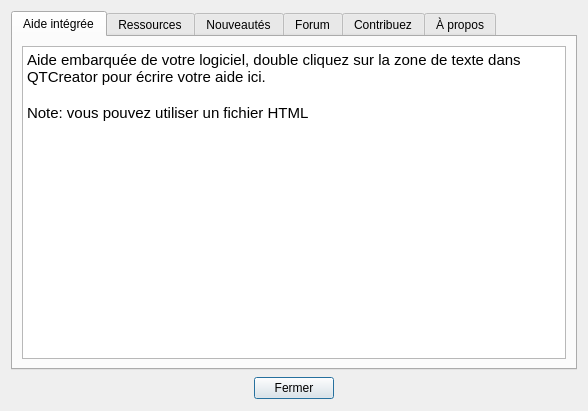
First picture: the form in abuleduaproposv0.ui, repository Txikilinux/leterrier-calculment, before the edit.
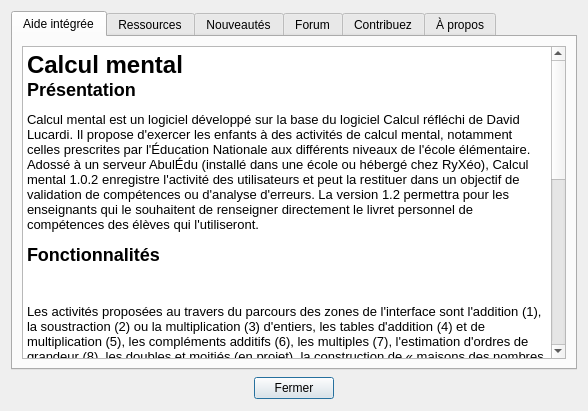
Second picture: the form after the edit. Icons and pictures are not drawn.

Commit message: Ecriture de l'aide intégrée

```diff
--- a/abuleduaproposv0.ui
+++ b/abuleduaproposv0.ui
@@ -45,9 +45,23 @@
 &lt;table border=&quot;0&quot; style=&quot;-qt-table-type: root; margin-top:4px; margin-bottom:4px; margin-left:4px; margin-right:4px;&quot;&gt;
 &lt;tr&gt;
 &lt;td style=&quot;border: none;&quot;&gt;
-&lt;p style=&quot; margin-top:0px; margin-bottom:0px; margin-left:0px; margin-right:0px; -qt-block-indent:0; text-indent:0px;&quot;&gt;&lt;span style=&quot; font-family:'DejaVu Sans'; font-size:11pt;&quot;&gt;Aide embarquée de votre logiciel, double cliquez sur la zone de texte dans QTCreator pour écrire votre aide ici.&lt;/span&gt;&lt;/p&gt;
-&lt;p style=&quot;-qt-paragraph-type:empty; margin-top:0px; margin-bottom:0px; margin-left:0px; margin-right:0px; -qt-block-indent:0; text-indent:0px; font-family:'DejaVu Sans'; font-size:11pt;&quot;&gt;&lt;/p&gt;
-&lt;p style=&quot; margin-top:0px; margin-bottom:0px; margin-left:0px; margin-right:0px; -qt-block-indent:0; text-indent:0px;&quot;&gt;&lt;span style=&quot; font-family:'DejaVu Sans'; font-size:11pt;&quot;&gt;Note: vous pouvez utiliser un fichier HTML&lt;/span&gt;&lt;/p&gt;&lt;/td&gt;&lt;/tr&gt;&lt;/table&gt;&lt;/body&gt;&lt;/html&gt;</string>
+&lt;p style=&quot; margin-top:0px; margin-bottom:0px; margin-left:0px; margin-right:0px; -qt-block-indent:0; text-indent:0px;&quot;&gt;&lt;a name=&quot;calcul_mental&quot;&gt;&lt;/a&gt;&lt;span style=&quot; font-size:xx-large; font-weight:600;&quot;&gt;C&lt;/span&gt;&lt;span style=&quot; font-size:xx-large; font-weight:600;&quot;&gt;alcul mental&lt;/span&gt;&lt;/p&gt;
+&lt;p style=&quot; margin-top:0px; margin-bottom:0px; margin-left:0px; margin-right:0px; -qt-block-indent:0; text-indent:0px;&quot;&gt;&lt;a name=&quot;presentation&quot;&gt;&lt;/a&gt;&lt;span style=&quot; font-size:x-large; font-weight:600;&quot;&gt;P&lt;/span&gt;&lt;span style=&quot; font-size:x-large; font-weight:600;&quot;&gt;résentation&lt;/span&gt;&lt;/p&gt;
+&lt;p style=&quot; margin-top:12px; margin-bottom:12px; margin-left:0px; margin-right:0px; -qt-block-indent:0; text-indent:0px;&quot;&gt;Calcul mental est un logiciel développé sur la base du logiciel Calcul réfléchi de David Lucardi. Il propose d'exercer les enfants à des activités de calcul mental, notamment celles prescrites par l'Éducation Nationale aux différents niveaux de l'école élémentaire. Adossé à un serveur AbulÉdu (installé dans une école ou hébergé chez RyXéo), Calcul mental 1.0.2 enregistre l'activité des utilisateurs et peut la restituer dans un objectif de validation de compétences ou d'analyse d'erreurs. La version 1.2 permettra pour les enseignants qui le souhaitent de renseigner directement le livret personnel de compétences des élèves qui l'utiliseront. &lt;/p&gt;
+&lt;p style=&quot; margin-top:0px; margin-bottom:0px; margin-left:0px; margin-right:0px; -qt-block-indent:0; text-indent:0px;&quot;&gt;&lt;a name=&quot;fonctionnalites&quot;&gt;&lt;/a&gt;&lt;span style=&quot; font-size:x-large; font-weight:600;&quot;&gt;F&lt;/span&gt;&lt;span style=&quot; font-size:x-large; font-weight:600;&quot;&gt;onctionnalités&lt;/span&gt;&lt;/p&gt;
+&lt;p style=&quot; margin-top:12px; margin-bottom:12px; margin-left:0px; margin-right:0px; -qt-block-indent:0; text-indent:0px;&quot;&gt;&lt;img src=&quot;data/images/leterrier-calculment-interface1.jpg&quot; /&gt; &lt;/p&gt;
+&lt;p style=&quot; margin-top:12px; margin-bottom:12px; margin-left:0px; margin-right:0px; -qt-block-indent:0; text-indent:0px;&quot;&gt;Les activités proposées au travers du parcours des zones de l'interface sont l'addition (1), la soustraction (2) ou la multiplication (3) d'entiers, les tables d'addition (4) et de multiplication (5), les compléments additifs (6), les multiples (7), l'estimation d'ordres de grandeur (8), les doubles et moitiés (en projet), la construction de « maisons des nombres » pour les entiers de 2 à 9 (en projet). Un éditeur (9) permet de modifier les nombres intervalles de nombres proposés dans certains exercices. &lt;/p&gt;
+&lt;p style=&quot; margin-top:0px; margin-bottom:0px; margin-left:0px; margin-right:0px; -qt-block-indent:0; text-indent:0px;&quot;&gt;&lt;a name=&quot;utilisation&quot;&gt;&lt;/a&gt;&lt;span style=&quot; font-size:x-large; font-weight:600;&quot;&gt;U&lt;/span&gt;&lt;span style=&quot; font-size:x-large; font-weight:600;&quot;&gt;tilisation&lt;/span&gt;&lt;/p&gt;
+&lt;p style=&quot; margin-top:12px; margin-bottom:12px; margin-left:0px; margin-right:0px; -qt-block-indent:0; text-indent:0px;&quot;&gt;Les exercices correspondant aux opérations addition, soustraction et multiplication sont lancés directement par la zone cliquable correspondante, ici la multiplication. &lt;/p&gt;
+&lt;p style=&quot; margin-top:12px; margin-bottom:12px; margin-left:0px; margin-right:0px; -qt-block-indent:0; text-indent:0px;&quot;&gt;&lt;img src=&quot;data/images/leterrier-calculment-multiplex.jpg&quot; /&gt; &lt;/p&gt;
+&lt;p style=&quot; margin-top:12px; margin-bottom:12px; margin-left:0px; margin-right:0px; -qt-block-indent:0; text-indent:0px;&quot;&gt;L'objet qui se déplace (ici le ballon de baudruche) porte le calcul à effectuer, le curseur déjà disposé dans le champ de saisie permet à l'utilisateur de proposer un résultat, qui est « soumis » en cliquant sur le bouton Proposer ou en tapant sur le touche Entrée du clavier. &lt;/p&gt;
+&lt;p style=&quot; margin-top:12px; margin-bottom:12px; margin-left:0px; margin-right:0px; -qt-block-indent:0; text-indent:0px;&quot;&gt;&lt;img src=&quot;data/images/leterrier-calculment-multiplres.jpg&quot; /&gt;&lt;/p&gt;
+&lt;p style=&quot; margin-top:12px; margin-bottom:12px; margin-left:0px; margin-right:0px; -qt-block-indent:0; text-indent:0px;&quot;&gt;Ce résultat est évalué… et enregistré si un serveur AbulÉdu est accessible. &lt;/p&gt;
+&lt;p style=&quot; margin-top:12px; margin-bottom:12px; margin-left:0px; margin-right:0px; -qt-block-indent:0; text-indent:0px;&quot;&gt;Les zones correspondant aux autres activités conduisent vers une interface secondaire qui permet de faire des choix supplémentaires, comme par exemple le nombre visé par l'activité « compléments additifs », sur lesquelles des boutons (les fantômes dans l'exemple ci-dessous) lanceront les exercices appropriés. &lt;/p&gt;
+&lt;p style=&quot; margin-top:12px; margin-bottom:12px; margin-left:0px; margin-right:0px; -qt-block-indent:0; text-indent:0px;&quot;&gt;&lt;img src=&quot;data/images/leterrier-calculment-interface2.jpg&quot; /&gt;&lt;/p&gt;
+&lt;p style=&quot; margin-top:0px; margin-bottom:0px; margin-left:0px; margin-right:0px; -qt-block-indent:0; text-indent:0px;&quot;&gt;&lt;a name=&quot;edition&quot;&gt;&lt;/a&gt;&lt;span style=&quot; font-size:x-large; font-weight:600;&quot;&gt;E&lt;/span&gt;&lt;span style=&quot; font-size:x-large; font-weight:600;&quot;&gt;dition&lt;/span&gt;&lt;/p&gt;
+&lt;p style=&quot; margin-top:12px; margin-bottom:12px; margin-left:0px; margin-right:0px; -qt-block-indent:0; text-indent:0px;&quot;&gt;L'éditeur de niveau permet de modifier les intervalles de valeurs des opérandes dans les opérations, mais aussi le temps disponible à chaque niveau ou le nombre d'opérations proposées pour un exercice. &lt;/p&gt;
+&lt;p style=&quot; margin-top:12px; margin-bottom:12px; margin-left:0px; margin-right:0px; -qt-block-indent:0; text-indent:0px;&quot;&gt;&lt;img src=&quot;data/images/leterrier-calculment-editeur.jpg&quot; /&gt; &lt;/p&gt;&lt;/td&gt;&lt;/tr&gt;&lt;/table&gt;&lt;/body&gt;&lt;/html&gt;</string>
            </property>
            <property name="searchPaths">
             <stringlist/>
```
Left out of the diff: 1 changed line with no effect on the pictures. The commit also changes 5 other files.
